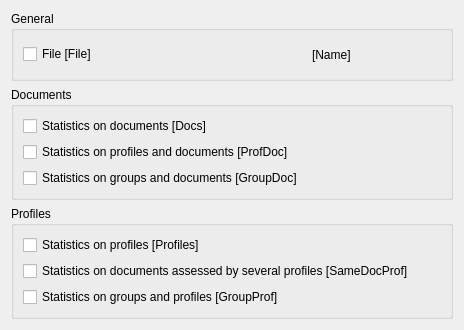
Old version of the form statsims/frontend/kde/config.ui in the repository pfrancq/galilei.
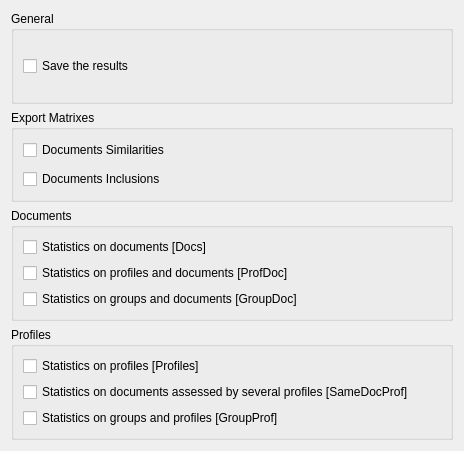
New version of the form. Custom widgets are drawn as their Qt base class.

Commit message: - Similarity and inclusion measures can be computed and store into a CVS file.

Patch:
```diff
--- a/statsims/frontend/kde/config.ui
+++ b/statsims/frontend/kde/config.ui
@@ -6,13 +6,13 @@
     <x>0</x>
     <y>0</y>
     <width>464</width>
-    <height>330</height>
+    <height>451</height>
    </rect>
   </property>
   <property name="windowTitle" >
    <string>Form</string>
   </property>
-  <layout class="QVBoxLayout" name="verticalLayout_4" >
+  <layout class="QVBoxLayout" name="verticalLayout_5" >
    <item>
     <widget class="QGroupBox" name="groupBox" >
      <property name="title" >
@@ -24,43 +24,54 @@
         <item>
          <widget class="QCheckBox" name="File" >
           <property name="text" >
-           <string>File [File]</string>
+           <string>Save the results</string>
           </property>
          </widget>
         </item>
         <item>
-         <spacer name="spacer3" >
-          <property name="orientation" >
-           <enum>Qt::Horizontal</enum>
+         <widget class="KUrlRequester" name="Results" >
+          <property name="toolTip" >
+           <string>Name of the file where the results should be saved [Results].</string>
           </property>
-          <property name="sizeType" >
-           <enum>QSizePolicy::Maximum</enum>
-          </property>
-          <property name="sizeHint" stdset="0" >
-           <size>
-            <width>20</width>
-            <height>20</height>
-           </size>
-          </property>
-         </spacer>
+         </widget>
         </item>
+       </layout>
+      </item>
+     </layout>
+    </widget>
+   </item>
+   <item>
+    <widget class="QGroupBox" name="groupBox_4" >
+     <property name="title" >
+      <string>Export Matrixes</string>
+     </property>
+     <layout class="QVBoxLayout" name="verticalLayout_4" >
+      <item>
+       <layout class="QHBoxLayout" name="horizontalLayout" >
         <item>
-         <widget class="KUrlRequester" native="1" name="Name" >
-          <property name="enabled" >
-           <bool>false</bool>
+         <widget class="QCheckBox" name="ExportDocsSims" >
+          <property name="text" >
+           <string>Documents Similarities</string>
           </property>
          </widget>
         </item>
         <item>
-         <widget class="QLabel" name="textLabel1" >
+         <widget class="KUrlRequester" name="DocsSims" />
+        </item>
+       </layout>
+      </item>
+      <item>
+       <layout class="QHBoxLayout" name="horizontalLayout_2" >
+        <item>
+         <widget class="QCheckBox" name="ExportDocsIncs" >
           <property name="text" >
-           <string>[Name]</string>
+           <string>Documents Inclusions</string>
           </property>
-          <property name="wordWrap" >
-           <bool>false</bool>
-          </property>
          </widget>
         </item>
+        <item>
+         <widget class="KUrlRequester" name="DocsIncs" />
+        </item>
        </layout>
       </item>
      </layout>
@@ -131,7 +142,7 @@
  <customwidgets>
   <customwidget>
    <class>KUrlRequester</class>
-   <extends>QWidget</extends>
+   <extends>QFrame</extends>
    <header>kurlrequester.h</header>
   </customwidget>
  </customwidgets>
```
Left out of the diff: 56 changed lines with no effect on the pictures. The commit also changes 4 other files.
